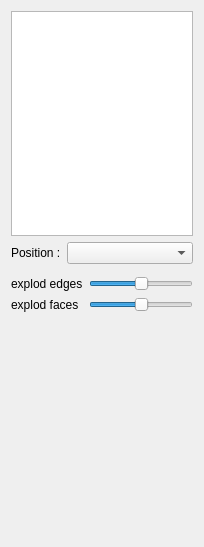
The window that SCHNApps/Plugins/renderTopoSurface/forms/renderTopoSurface.ui (cgogn/CGoGN) describes before a commit, drawn with Qt 5.
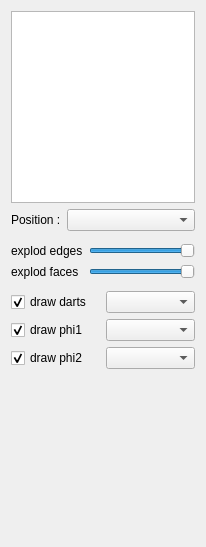
The same window after the commit. Custom widgets are drawn as their Qt base class.

Commit message: - svg output supports groups / inkscape:layers - renderTopoSurface with colorComboBox to choose darts/phi1/phi2 colors

Patch:
```diff
--- a/SCHNApps/Plugins/renderTopoSurface/forms/renderTopoSurface.ui
+++ b/SCHNApps/Plugins/renderTopoSurface/forms/renderTopoSurface.ui
@@ -6,14 +6,14 @@
    <rect>
     <x>0</x>
     <y>0</y>
-    <width>204</width>
+    <width>206</width>
     <height>547</height>
    </rect>
   </property>
   <property name="windowTitle">
    <string>Form</string>
   </property>
-  <layout class="QGridLayout" name="gridLayout_3">
+  <layout class="QGridLayout" name="gridLayout_4">
    <item row="0" column="0">
     <widget class="QListWidget" name="mapList"/>
    </item>
@@ -55,8 +55,14 @@
      </item>
      <item row="0" column="1">
       <widget class="QSlider" name="slider_edgesScaleFactor">
+       <property name="maximum">
+        <number>100</number>
+       </property>
        <property name="value">
-        <number>50</number>
+        <number>100</number>
+       </property>
+       <property name="sliderPosition">
+        <number>100</number>
        </property>
        <property name="orientation">
         <enum>Qt::Horizontal</enum>
@@ -72,9 +78,15 @@
      </item>
      <item row="1" column="1">
       <widget class="QSlider" name="slider_facesScaleFactor">
-       <property name="value">
+       <property name="minimum">
         <number>50</number>
        </property>
+       <property name="maximum">
+        <number>100</number>
+       </property>
+       <property name="value">
+        <number>100</number>
+       </property>
        <property name="orientation">
         <enum>Qt::Horizontal</enum>
        </property>
@@ -83,6 +95,68 @@
     </layout>
    </item>
    <item row="4" column="0">
+    <widget class="Line" name="line_2"/>
+   </item>
+   <item row="5" column="0">
+    <layout class="QGridLayout" name="gridLayout_3">
+     <item row="0" column="0">
+      <widget class="QCheckBox" name="checkBox_3">
+       <property name="text">
+        <string>draw darts</string>
+       </property>
+       <property name="checked">
+        <bool>true</bool>
+       </property>
+       <property name="tristate">
+        <bool>false</bool>
+       </property>
+      </widget>
+     </item>
+     <item row="0" column="1">
+      <widget class="ColorComboBox" name="comboBox_3">
+       <property name="sizePolicy">
+        <sizepolicy hsizetype="Preferred" vsizetype="Fixed">
+         <horstretch>0</horstretch>
+         <verstretch>0</verstretch>
+        </sizepolicy>
+       </property>
+      </widget>
+     </item>
+     <item row="1" column="0">
+      <widget class="QCheckBox" name="checkBox">
+       <property name="text">
+        <string>draw phi1</string>
+       </property>
+       <property name="checked">
+        <bool>true</bool>
+       </property>
+       <property name="tristate">
+        <bool>false</bool>
+       </property>
+      </widget>
+     </item>
+     <item row="1" column="1">
+      <widget class="ColorComboBox" name="comboBox"/>
+     </item>
+     <item row="2" column="0">
+      <widget class="QCheckBox" name="checkBox_2">
+       <property name="text">
+        <string>draw phi2</string>
+       </property>
+       <property name="checked">
+        <bool>true</bool>
+       </property>
+       <property name="tristate">
+        <bool>false</bool>
+       </property>
+      </widget>
+     </item>
+     <item row="2" column="1">
+      <widget class="ColorComboBox" name="comboBox_2"/>
+     </item>
+    </layout>
+   </item>
+   <item row="6" column="0">
     <spacer name="verticalSpacer">
      <property name="orientation">
       <enum>Qt::Vertical</enum>
@@ -97,6 +171,13 @@
    </item>
   </layout>
  </widget>
+ <customwidgets>
+  <customwidget>
+   <class>ColorComboBox</class>
+   <extends>QComboBox</extends>
+   <header location="global">colorComboBox.h</header>
+  </customwidget>
+ </customwidgets>
  <resources/>
  <connections/>
 </ui>
```
The commit also changes 17 other files.
